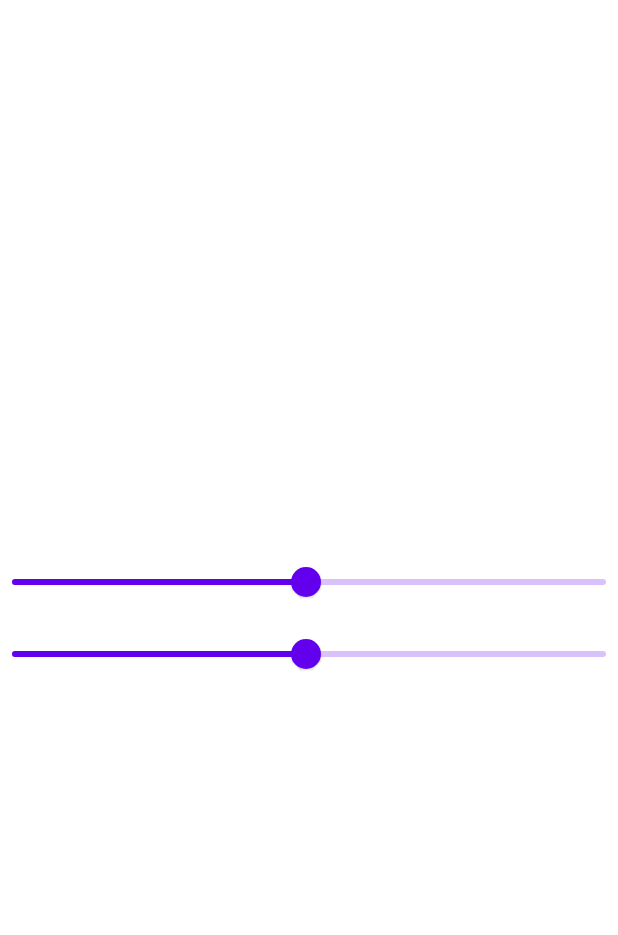
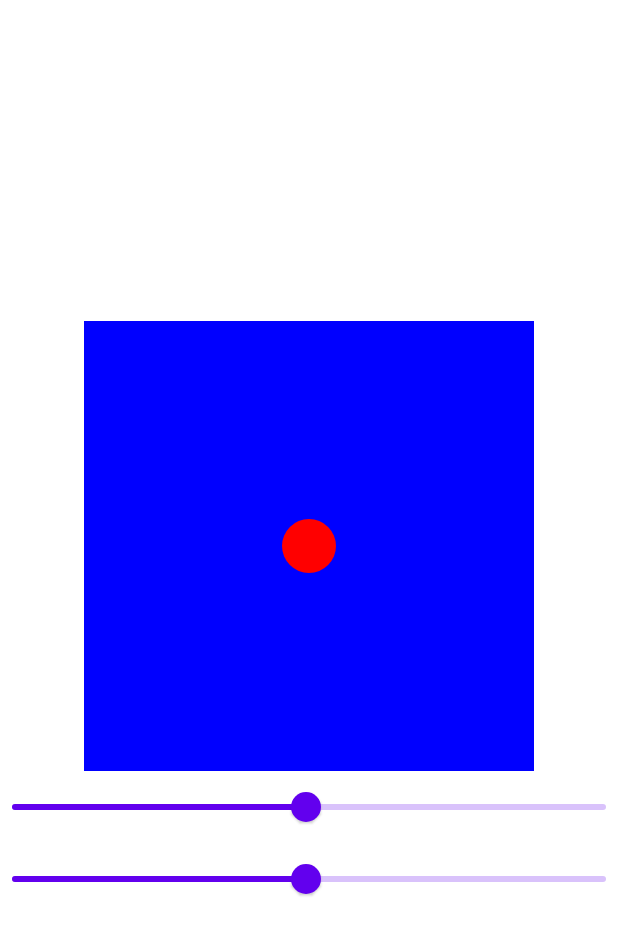
Before and after one commit to sagar-jh/coordplot, an Android app built with Jetpack Compose: the screen it shows after launch (MainActivity), on a phone screen of 412 x 824 dp. Shown: the top 935 px of the screen. Run offline under Robolectric (Android 15) with nearby library versions, the phone set to English and light mode, and no system bars.

Commit message:
Adding blue box and red circle

```diff
--- a/app/src/main/java/com/kodeco/android/coordplot/MainActivity.kt
+++ b/app/src/main/java/com/kodeco/android/coordplot/MainActivity.kt
@@ -3,9 +3,14 @@ package com.kodeco.android.coordplot
 import android.os.Bundle
 import androidx.activity.ComponentActivity
 import androidx.activity.compose.setContent
+import androidx.compose.foundation.background
 import androidx.compose.foundation.layout.Arrangement
+import androidx.compose.foundation.layout.Box
 import androidx.compose.foundation.layout.Column
 import androidx.compose.foundation.layout.fillMaxSize
+import androidx.compose.foundation.layout.offset
+import androidx.compose.foundation.layout.size
+import androidx.compose.foundation.shape.CircleShape
 import androidx.compose.material3.Surface
 import androidx.compose.runtime.Composable
 import androidx.compose.runtime.getValue
@@ -14,8 +19,10 @@ import androidx.compose.runtime.remember
 import androidx.compose.runtime.setValue
 import androidx.compose.ui.Alignment
 import androidx.compose.ui.Modifier
+import androidx.compose.ui.draw.clip
 import androidx.compose.ui.graphics.Color
 import androidx.compose.ui.tooling.preview.Preview
+import androidx.compose.ui.unit.dp
 import com.kodeco.android.coordplot.ui.theme.MyApplicationTheme
 
 class MainActivity : ComponentActivity() {
@@ -41,7 +48,10 @@ fun PlotSurface() {
             horizontalAlignment = Alignment.CenterHorizontally,
             verticalArrangement = Arrangement.Center
         ) {
-            //Map(xPercent,yPercent)
+            Box(Modifier.background(Color.Blue).size(300.dp)){
+                Map(xPercent,yPercent)
+            }
+
 
             createHorizontalSlider(value = xPercent,
                 changeValue = { value ->
@@ -55,10 +65,7 @@ fun PlotSurface() {
                 }
             )
         }
-        // TODO Build out the plot surface
-        //  This should include a Column composable that
-        //  includes a Map, and two MapSlider composables
-        //  (one slider for each axis).
+
 
 
 
@@ -76,10 +83,13 @@ fun PlotSurfacePreview() {
 
 @Composable
 fun Map(xPercent: Float, yPercent: Float, modifier: Modifier = Modifier) {
-    // TODO fill out the square map here.
-    //  Create a Box composable with a size of 300.dp
-    //  and then create an inner Box composable
-    //  with a clip shape of CircleShape.
+    Box(
+        modifier
+            .size(36.dp)
+            .offset((xPercent * 300 - 18).dp, (yPercent * 300 - 18).dp)
+            .clip(shape = CircleShape)
+            .background(Color.Red)
+    )
 }
 
 @Preview(showBackground = true)
```
